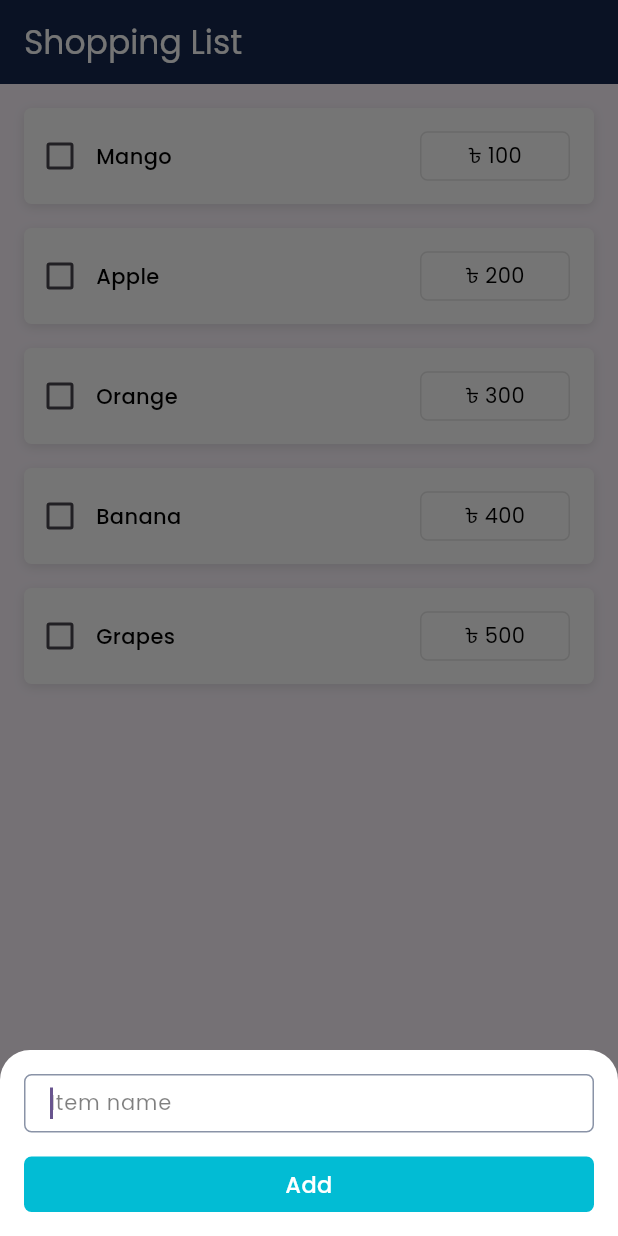
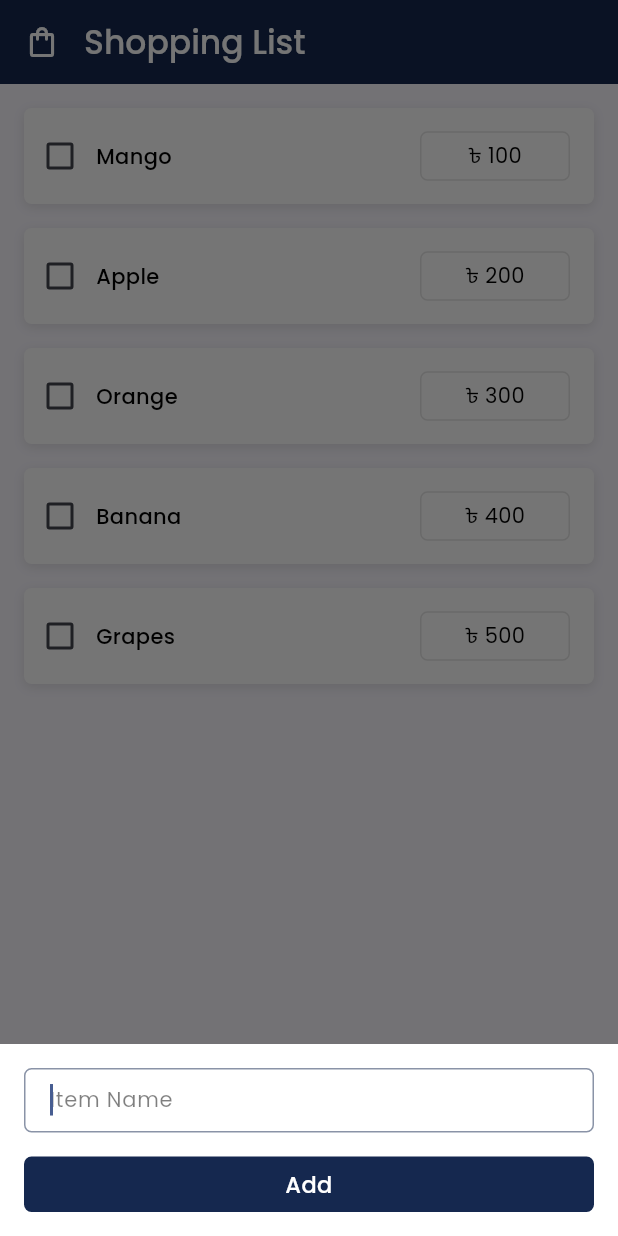
Before and after one commit to Masum-MSNR/family, a Flutter app: the HomePage screen opened directly, after a tap on the "add" icon, on a phone screen of 412 x 824 dp. Run offline on Flutter 3.47's test engine with Material 3 defaults, Android fonts, the phone set to English and light mode, and no system bars; drawn by our look-alikes of flutter_slidable; our stand-ins replace get, shared_preferences; missing offline and left inert: widget_mask; accounts and stored records are empty.

Commit message:
onboarding updated

```diff
--- a/lib/ui/pages/home_page.dart
+++ b/lib/ui/pages/home_page.dart
@@ -1,10 +1,11 @@
 import 'package:family/consts/c_colors.dart';
-import 'package:family/ui/widgets/item_tile.dart';
-import 'package:family/ui/widgets/popups/add_item_sheet.dart';
+import 'package:family/ui/widgets/custom_outlined_button.dart';
+import 'package:family/ui/widgets/popups/add_sheet.dart';
 import 'package:flutter/material.dart';
 import 'package:get/get.dart';
 
 import '../../controllers/home_page_controller.dart';
+import '../widgets/item_tile.dart';
 
 class HomePage extends StatefulWidget {
   const HomePage({super.key});
@@ -21,9 +22,16 @@ class _HomePageState extends State<HomePage> {
     return Scaffold(
       appBar: AppBar(
         backgroundColor: CColors.navyBlue,
+        automaticallyImplyLeading: false,
+        titleSpacing: 0,
+        leading: const Icon(
+          Icons.shopping_bag_outlined,
+          color: CColors.white,
+        ),
         title: const Text(
           'Shopping List',
           style: TextStyle(
+            fontWeight: FontWeight.w500,
             color: CColors.white,
             fontFamily: 'Poppins',
           ),
@@ -74,10 +82,12 @@ class _HomePageState extends State<HomePage> {
         ),
       ),
       floatingActionButton: FloatingActionButton(
-        backgroundColor: CColors.cyan,
+        backgroundColor: CColors.navyBlue,
         onPressed: () {
           final itemNameController = TextEditingController();
-          Get.bottomSheet(AddItemSheet(
+          Get.bottomSheet(AddSheet(
+            buttonText: 'Add',
+            hint: 'Item Name',
             controller: itemNameController,
             onTap: () {
               if (_controller.addItem(itemNameController.text)) {
--- a/lib/ui/widgets/popups/add_item_sheet.dart
+++ b/lib/ui/widgets/popups/add_sheet.dart
@@ -3,31 +3,31 @@ import 'package:family/ui/widgets/custom_button.dart';
 import 'package:flutter/material.dart';
 import 'package:get/get.dart';
 
-class AddItemSheet extends StatefulWidget {
-  const AddItemSheet({
+class AddSheet extends StatefulWidget {
+  const AddSheet({
     super.key,
     required this.onTap,
     required this.controller,
+    required this.hint,
+    required this.buttonText,
   });
 
+  final String hint;
+  final String buttonText;
   final VoidCallback onTap;
   final TextEditingController controller;
 
   @override
-  State<AddItemSheet> createState() => _AddItemSheetState();
+  State<AddSheet> createState() => _AddSheetState();
 }
 
-class _AddItemSheetState extends State<AddItemSheet> {
+class _AddSheetState extends State<AddSheet> {
   @override
   Widget build(BuildContext context) {
     return Container(
       padding: const EdgeInsets.all(16),
       width: Get.width,
       decoration: const BoxDecoration(
-        borderRadius: BorderRadius.only(
-          topLeft: Radius.circular(20),
-          topRight: Radius.circular(20),
-        ),
         color: CColors.white,
       ),
       child: Wrap(
@@ -48,9 +48,11 @@ class _AddItemSheetState extends State<AddItemSheet> {
                   decoration: InputDecoration(
                     isDense: true,
                     isCollapsed: true,
-                    contentPadding:
-                        const EdgeInsets.symmetric(vertical: 8, horizontal: 16),
-                    hintText: 'Item name',
+                    contentPadding: const EdgeInsets.symmetric(
+                      vertical: 10,
+                      horizontal: 16,
+                    ),
+                    hintText: widget.hint,
                     hintStyle: TextStyle(
                       color: CColors.black.withOpacity(0.5),
                       fontFamily: 'Poppins',
@@ -67,8 +69,8 @@ class _AddItemSheetState extends State<AddItemSheet> {
                 ),
               ),
               CustomButton(
-                buttonName: 'Add',
-                buttonColor: CColors.cyan,
+                buttonName: widget.buttonText,
+                buttonColor: CColors.navyBlue,
                 btnNameColor: CColors.white,
                 onTap: widget.onTap,
                 textSize: 15,
--- a/lib/utils/prefs.dart
+++ b/lib/utils/prefs.dart
@@ -19,7 +19,7 @@ abstract class Prefs {
 
   static bool get isFirstTime => _prefs.getBool('isFirstTime') ?? true;
 
-  static set isMale(bool value) => _prefs.setBool('isMale', value);
+  static set user(String value) => _prefs.setString('user', value);
 
-  static bool get isMale => _prefs.getBool('isMale') ?? true;
+  static String get user => _prefs.getString('user') ?? '';
 }
```
Also changed, not shown: lib/main.dart (+4 -3 lines), lib/ui/pages/on_boarding_page.dart (+22 -21 lines), lib/ui/widgets/custom_outlined_button.dart (added, +55 -0 lines), lib/ui/widgets/fancy_button.dart (added, +124 -0 lines), lib/ui/widgets/square_text_icon_button.dart (deleted, +0 -130 lines).
